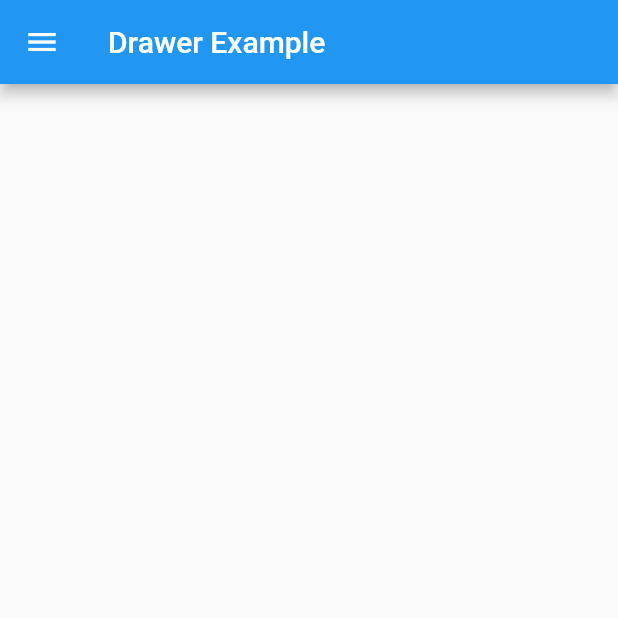
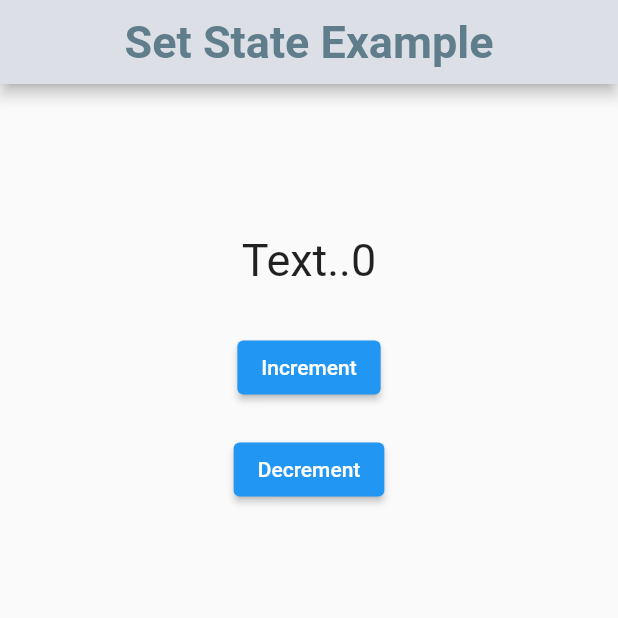
Before and after one commit to GhulamQadir/Flutter-practise, a Flutter app: the screen it shows after launch, on a phone screen of 412 x 824 dp, the top half of it. Run offline on Flutter 3.47's test engine with Material 2 defaults, Android fonts, the light colour scheme and no system bars; missing offline and left inert: dart:html.

Commit message:
flutter practise

```diff
--- a/lib/main.dart
+++ b/lib/main.dart
@@ -1,9 +1,12 @@
 import 'package:flutter/material.dart';
 import 'package:flutterpractise/home.dart';
 import 'package:flutterpractise/listview.dart';
+import 'package:flutterpractise/state.dart';
 import 'package:flutterpractise/teachers.dart';
 import 'package:flutterpractise/gridview.dart';
 import 'package:flutterpractise/drawer.dart';
+import 'package:flutterpractise/tab.dart';
+import 'package:flutterpractise/state.dart';
 
 void main() {
   runApp(MyApp());
@@ -21,7 +24,9 @@ class MyApp extends StatelessWidget {
           // Listbuilder()
           // Teachers()
           // Gridview()
-          DrawerNav()
+          // DrawerNav(),
+          // Tabs()
+          SetState()
         ),
 
         ),
--- /dev/null
+++ b/lib/state.dart
@@ -0,0 +1,64 @@
+import 'package:flutter/material.dart';
+
+
+class SetState extends StatefulWidget {
+  @override
+  _SetStateState createState() => _SetStateState();
+}
+
+class _SetStateState extends State<SetState> {
+
+  var text = 0;
+  one(){
+    setState(() {
+          text = text = text +1;
+        });
+  }
+    two(){
+    setState(() {
+          text = text - 1;
+        });
+  }
+
+
+  @override
+  Widget build(BuildContext context) {
+    return MaterialApp(
+      debugShowCheckedModeBanner: false,
+      home: Scaffold(
+        appBar: AppBar(
+                    title: Center(
+            child: Text("Set State Example",
+            style: TextStyle(
+              color: Colors.blueGrey,
+              fontSize: 30,
+              fontWeight: FontWeight.bold
+            ),)),
+          backgroundColor: Color(0xffdce0e6),
+        ),
+        body: Center(
+          child: Column(
+            children: [
+              SizedBox(height: 100,),
+              Text("Text..$text",style: TextStyle(fontSize: 30),),
+              SizedBox(height: 30,),
+                  ElevatedButton(
+                    child: Text("Increment"),
+                    onPressed: one,
+                    ),
+              SizedBox(height: 20,),
+                  ElevatedButton(
+                    child: Text("Decrement"),
+                    onPressed: two,)
+
+                ],
+
+
+          ),
+        ),
+      ),
+
+
+    );
+  }
+}
```
Also changed, not shown: lib/login.dart (added, +21 -0 lines), lib/signup.dart (added, +21 -0 lines), lib/tab.dart (added, +39 -0 lines).
